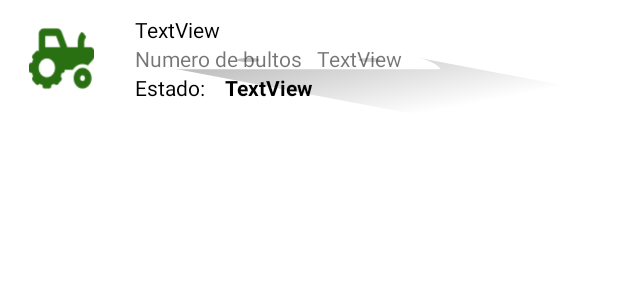
After one commit to JhonSaldarriaga/CoffeeTec-Android, an Android app: the layout harvest_row.xml on its own in the app's theme, with its tools: preview values and no code run, on a phone screen of 412 x 824 dp. The commit adds this screen. Shown: the top 300 px of the screen. Run offline under Robolectric (Android 15) with nearby library versions, the phone set to English and light mode, and no system bars.

Commit message:
publication on the harvest recycler view fixed

```diff
--- a/app/src/main/java/com/example/coffetec/NewHarvest.kt
+++ b/app/src/main/java/com/example/coffetec/NewHarvest.kt
@@ -40,7 +40,7 @@ class NewHarvest : AppCompatActivity() {
                     }
 
                 val intent = Intent(this, HomeActivity::class.java).apply {
-                    putExtra("newHarvest",true)
+                    putExtra("newHarvest","true")
                     putExtra("harvest", Gson().toJson(harvest))
                 }
                 startActivity(intent)
--- /dev/null
+++ b/app/src/main/res/layout/harvest_row.xml
@@ -0,0 +1,96 @@
+<?xml version="1.0" encoding="utf-8"?>
+<androidx.constraintlayout.widget.ConstraintLayout xmlns:android="http://schemas.android.com/apk/res/android"
+    xmlns:app="http://schemas.android.com/apk/res-auto"
+    xmlns:tools="http://schemas.android.com/tools"
+    android:layout_width="match_parent"
+    android:layout_height="wrap_content">
+
+    <androidx.constraintlayout.widget.ConstraintLayout
+        android:id="@+id/constraintLayoutRow"
+        android:layout_width="match_parent"
+        android:layout_height="wrap_content"
+        android:layout_marginBottom="4dp"
+        android:background="@drawable/ic_launcher_foreground"
+        app:layout_constraintBottom_toBottomOf="parent"
+        app:layout_constraintEnd_toEndOf="parent"
+        app:layout_constraintHorizontal_bias="0.0"
+        app:layout_constraintStart_toStartOf="parent">
+
+
+        <ImageView
+            android:id="@+id/imageStateSensorRow"
+            android:layout_width="50dp"
+            android:layout_height="50dp"
+            android:layout_marginStart="16dp"
+            android:layout_marginTop="14dp"
+            app:layout_constraintStart_toStartOf="parent"
+            app:layout_constraintTop_toTopOf="parent"
+            app:srcCompat="@drawable/harvest" />
+
+        <androidx.constraintlayout.widget.ConstraintLayout
+
+            android:layout_width="wrap_content"
+            android:layout_height="wrap_content"
+            android:layout_marginStart="24dp"
+            android:layout_marginTop="10dp"
+            android:layout_marginBottom="10dp"
+            app:layout_constraintBottom_toBottomOf="parent"
+            app:layout_constraintStart_toEndOf="@+id/imageStateSensorRow"
+            app:layout_constraintTop_toTopOf="parent">
+
+            <TextView
+                android:id="@+id/stateHarvestRow"
+                android:layout_width="wrap_content"
+                android:layout_height="wrap_content"
+                android:layout_marginStart="10dp"
+                android:text="TextView"
+                android:textColor="@color/black"
+                android:textStyle="bold"
+                app:layout_constraintBottom_toBottomOf="@+id/textView30"
+                app:layout_constraintStart_toEndOf="@+id/textView30"
+                app:layout_constraintTop_toTopOf="@+id/textView30" />
+
+            <TextView
+                android:id="@+id/numBultRow"
+                android:layout_width="wrap_content"
+                android:layout_height="wrap_content"
+                android:layout_marginStart="10dp"
+                android:fontFamily="sans-serif"
+                android:text="TextView"
+                app:layout_constraintBottom_toBottomOf="@+id/textViewBult"
+                app:layout_constraintStart_toEndOf="@+id/textViewBult" />
+
+            <TextView
+                android:id="@+id/idHarvestRow"
+                android:layout_width="wrap_content"
+                android:layout_height="wrap_content"
+                android:fontFamily="sans-serif"
+                android:text="TextView"
+                android:textColor="@color/black"
+                android:textStyle="normal"
+                app:layout_constraintStart_toStartOf="parent"
+                app:layout_constraintTop_toTopOf="parent" />
+
+            <TextView
+                android:id="@+id/textView30"
+                android:layout_width="wrap_content"
+                android:layout_height="wrap_content"
+                android:text="Estado: "
+                android:textColor="@color/black"
+                app:layout_constraintStart_toStartOf="@+id/textViewBult"
+                app:layout_constraintTop_toBottomOf="@+id/textViewBult" />
+
+            <TextView
+                android:id="@+id/textViewBult"
+                android:layout_width="wrap_content"
+                android:layout_height="wrap_content"
+                android:fontFamily="sans-serif"
+                android:text="Numero de bultos"
+                app:layout_constraintStart_toStartOf="@+id/idHarvestRow"
+                app:layout_constraintTop_toBottomOf="@+id/idHarvestRow" />
+
+        </androidx.constraintlayout.widget.ConstraintLayout>
+
+    </androidx.constraintlayout.widget.ConstraintLayout>
+
+</androidx.constraintlayout.widget.ConstraintLayout>
```
Also changed, not shown: app/src/main/java/com/example/coffetec/HarvestAdapter.kt (+6 -1 lines), app/src/main/java/com/example/coffetec/HarvestViewHolder.kt (+6 -7 lines), app/src/main/java/com/example/coffetec/ShowHarvestActivity.kt (+22 -9 lines), app/src/main/java/com/example/coffetec/fragments/HarvestFragment.kt (+3 -5 lines), app/src/main/res/layout/fragment_harvest.xml (+7 -7 lines), app/src/main/res/layout/harvestrow.xml (deleted, +0 -75 lines).
